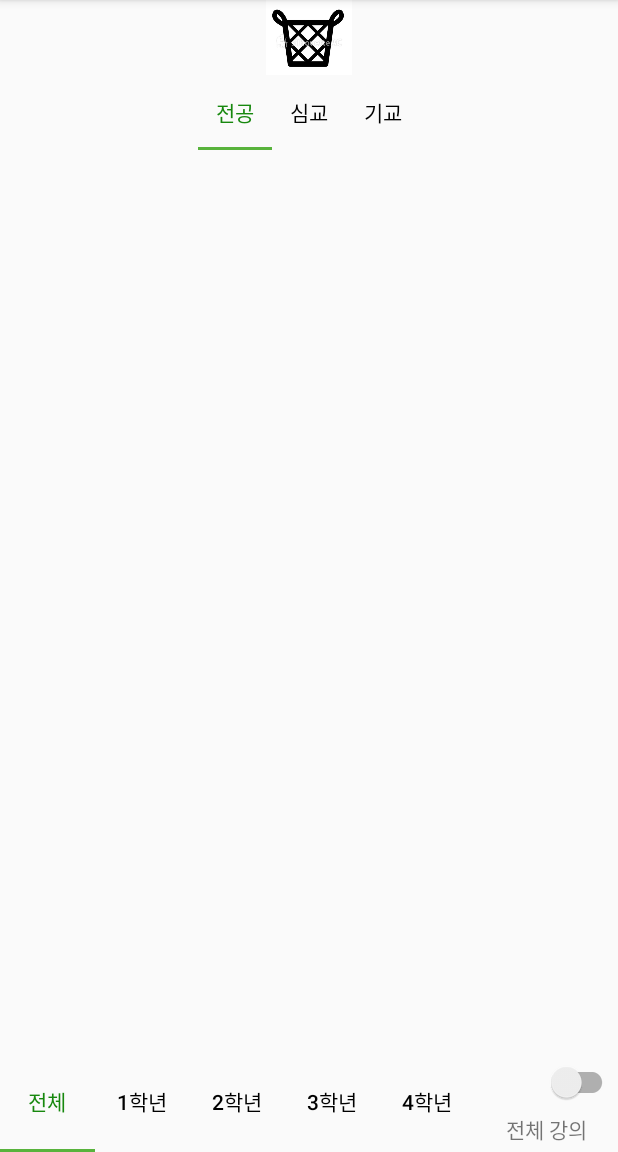
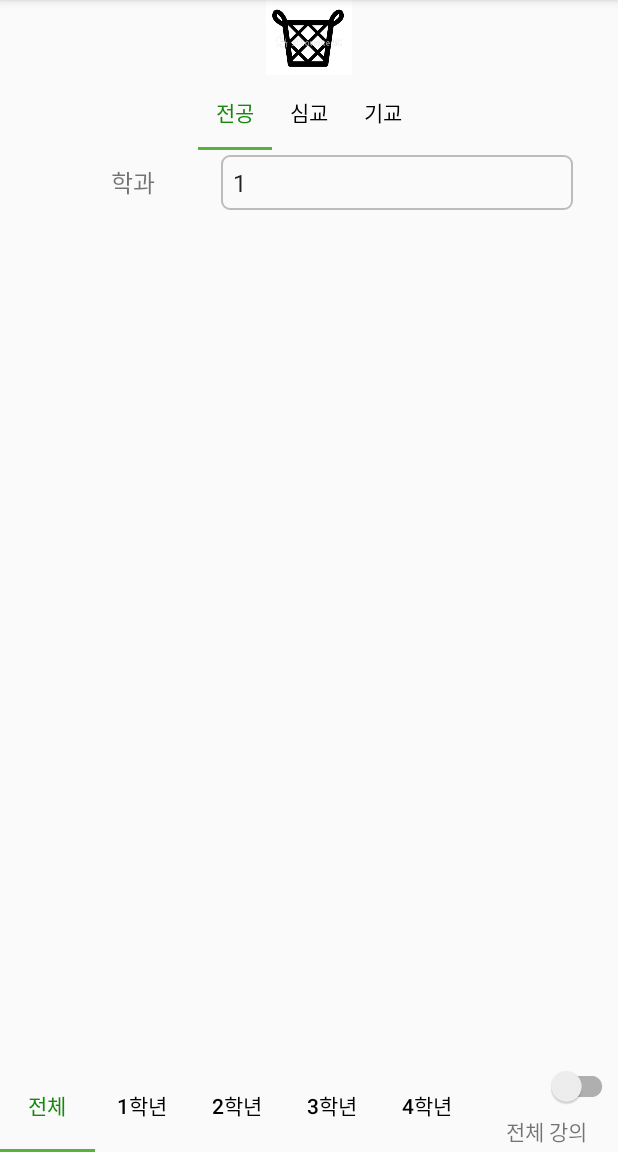
Before and after one commit to Jionee/ku_enrollment, an Android app: the screen it shows after launch (MainActivity), on a phone screen of 412 x 824 dp, the part 84-1236 px from its top. Run offline under Robolectric (Android 15) with nearby library versions, the phone set to English and light mode, and no system bars; libraries missing offline, so code that uses them is left out: com.kyleduo.switchbutton; plain views replace SwitchButton; 4 statements that could not run were skipped.

Commit message:
Put SpinnerMajor

```diff
--- a/app/src/main/java/com/example/tutorial1/Fragment_1.java
+++ b/app/src/main/java/com/example/tutorial1/Fragment_1.java
@@ -12,6 +12,7 @@ import android.view.LayoutInflater;
 import android.view.View;
 import android.view.ViewGroup;
 import android.widget.CompoundButton;
+import android.widget.Spinner;
 import android.widget.TextView;
 
 import com.google.android.material.tabs.TabLayout;
@@ -43,6 +44,7 @@ public class Fragment_1 extends Fragment {
     private int gradeNumber=0;
     private boolean isEmpty=false;
     private SwitchButton switchButton;
+    private Spinner spinner;
 
     //어댑터에 주기적으로 교체
     public static Fragment_1 newInstance(){
@@ -68,7 +70,7 @@ public class Fragment_1 extends Fragment {
        mTabLayout.addOnTabSelectedListener(new TabLayout.OnTabSelectedListener(){
            @Override //하단 탭 리스너 설정
            public void onTabSelected(TabLayout.Tab tab) {
-               // TODO : tab의 상태가 선택 상태로 변경.
+               // tab의 상태가 선택 상태로 변경.
                gradeNumber = tab.getPosition() ;
                //어댑터 달기
                mAdapter = new MyAdapter(classDataset,Integer.toString(gradeNumber),isEmpty);
@@ -77,10 +79,10 @@ public class Fragment_1 extends Fragment {
 
            }
            public void onTabUnselected(TabLayout.Tab tab) {
-               // TODO : tab의 상태가 선택 상태로 변경.
+               // tab의 상태가 선택 상태로 변경.
            }
            public void onTabReselected(TabLayout.Tab tab) {
-               // TODO : 이미 선택된 tab이 다시
+               // 이미 선택된 tab이 다시
            }
        });
 
@@ -147,17 +149,22 @@ public class Fragment_1 extends Fragment {
                     }
                 }
 
-                else{
+                else{ //전체 강의
                     isEmpty=false;
                     optionState.setText("전체 강의");
                     //어댑터 달기
                     mAdapter = new MyAdapter(classDataset,Integer.toString(gradeNumber),isEmpty);
-                        System.out.println("전체강의수"+classDataset.size());
+                    //System.out.println("전체강의수"+classDataset.size());
                 }
 
                 recyclerView.setAdapter(mAdapter);
             }
         });
+
+        //스피너
+        spinner = (Spinner) view.findViewById(R.id.spinner_major);
+        //TODO
+
 
         return view;
     }
--- /dev/null
+++ b/app/src/main/res/drawable/spinner_background.xml
@@ -0,0 +1,8 @@
+<?xml version="1.0" encoding="utf-8"?>
+<shape xmlns:android="http://schemas.android.com/apk/res/android">
+    <solid android:color="@android:color/transparent" />
+    <corners android:radius="5dp" />
+    <stroke
+        android:width="1dp"
+        android:color="#80808080" />
+</shape>
--- a/app/src/main/res/layout/fragment_1.xml
+++ b/app/src/main/res/layout/fragment_1.xml
@@ -9,6 +9,34 @@
     android:layout_width="match_parent"
     android:layout_height="match_parent"
     android:orientation="vertical">
+
+    <LinearLayout
+        android:layout_width="match_parent"
+        android:layout_height="0dp"
+        android:layout_weight="0.7"
+        android:orientation="horizontal">
+        <TextView
+            android:layout_width="0dp"
+            android:layout_height="match_parent"
+            android:layout_weight="0.5"
+            android:text="학과"
+            android:textSize="16sp"
+            android:gravity="center"
+            android:layout_marginLeft="30dp"/>
+
+        <androidx.appcompat.widget.AppCompatSpinner
+            android:id="@+id/spinner_major"
+            android:layout_width="0dp"
+            android:layout_height="match_parent"
+            android:layout_weight="1"
+            android:layout_gravity="center"
+            android:layout_marginRight="30dp"
+            android:layout_marginTop="3dp"
+            android:layout_marginBottom="3dp"
+            android:entries="@array/학과"
+            android:background="@drawable/spinner_background"/>
+    </LinearLayout>
+
 
     <androidx.recyclerview.widget.RecyclerView
         android:id="@+id/my_recycler_view"
--- /dev/null
+++ b/app/src/main/res/values/majors.xml
@@ -0,0 +1,14 @@
+<?xml version="1.0" encoding="utf-8"?>
+<resources>
+    <string-array name="학과">
+        <item>1</item>
+        <item>2</item>
+        <item>3</item>
+        <item>4</item>
+        <item>5</item>
+        <item>6</item>
+        <item>7</item>
+
+    </string-array>
+
+</resources>
```
